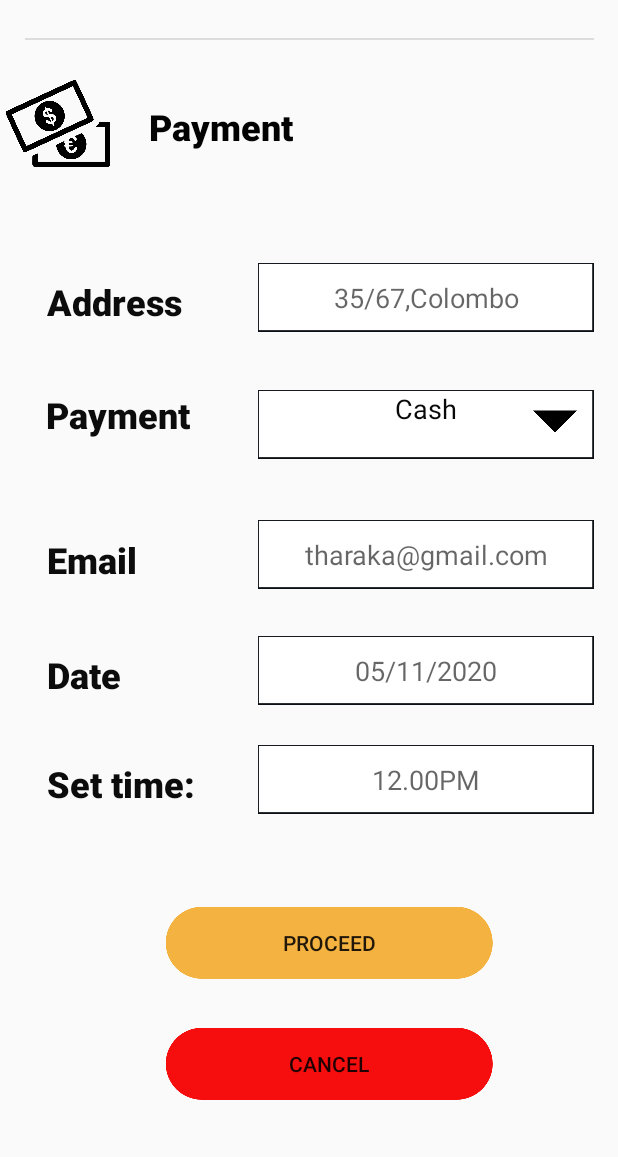
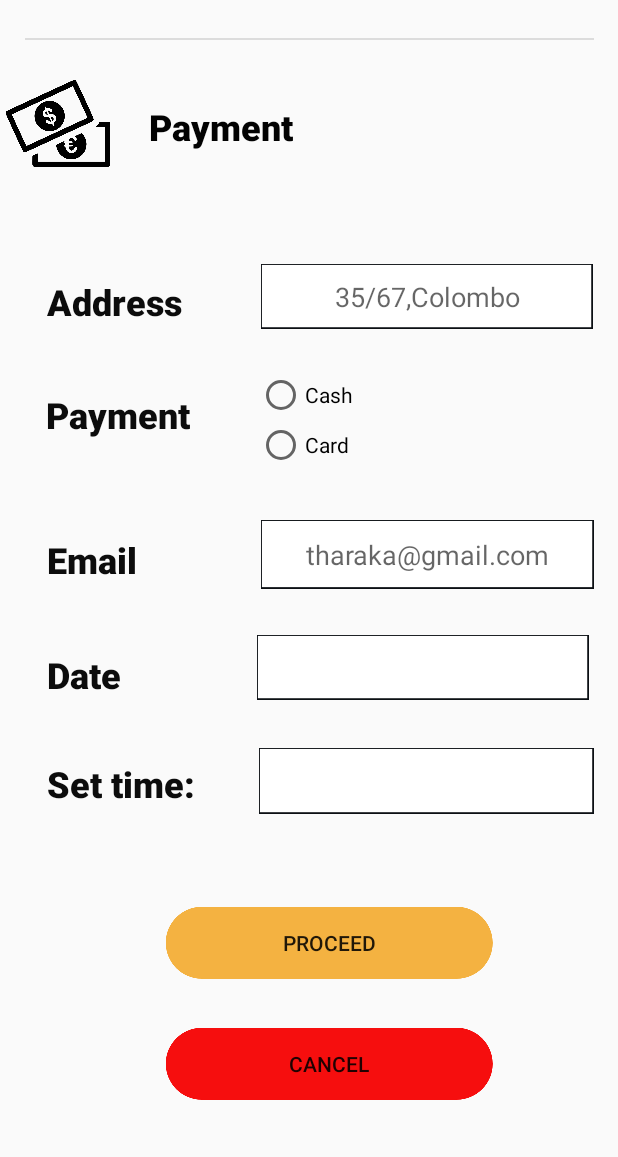
Before and after one commit to Minuli/Bon-Appetit, an Android app: the payment_one screen opened directly, with no data from a screen before it, on a phone screen of 412 x 824 dp, the part 79-1236 px from its top. Run offline under Robolectric (Android 15) with nearby library versions, the phone set to English and light mode, and no system bars; our stand-ins replace Firebase (no records; nobody signed in at launch, a user with empty details on screens opened directly).

Commit message:
payment added

```diff
--- a/app/src/main/java/com/example/bon_apetit/UserLoginPage.java
+++ b/app/src/main/java/com/example/bon_apetit/UserLoginPage.java
@@ -54,7 +54,7 @@ public class UserLoginPage extends AppCompatActivity {
                         public void onComplete(@NonNull Task<AuthResult> task) {
                             if (task.isSuccessful()) {
                                 Toast.makeText(getApplicationContext(),"Login Successfull",Toast.LENGTH_SHORT).show();
-                                Intent intent = new Intent(getApplicationContext(),FrontEndHome.class);
+                                Intent intent = new Intent(getApplicationContext(),payment_one.class);
                                 startActivity(intent);
                             }
                             else{
--- a/app/src/main/java/com/example/bon_apetit/payment_one.java
+++ b/app/src/main/java/com/example/bon_apetit/payment_one.java
@@ -1,14 +1,146 @@
 package com.example.bon_apetit;
 
+import androidx.annotation.NonNull;
 import androidx.appcompat.app.AppCompatActivity;
 
 import android.os.Bundle;
+import android.text.TextUtils;
+import android.view.View;
+import android.widget.Button;
+import android.widget.EditText;
+import android.widget.RadioButton;
+import android.widget.RadioGroup;
+import android.widget.Toast;
+
+import com.example.Models.Customer;
+import com.example.Models.Payment;
+import com.google.firebase.auth.FirebaseAuth;
+import com.google.firebase.auth.FirebaseUser;
+import com.google.firebase.database.DataSnapshot;
+import com.google.firebase.database.DatabaseError;
+import com.google.firebase.database.DatabaseReference;
+import com.google.firebase.database.FirebaseDatabase;
+import com.google.firebase.database.ValueEventListener;
 
 public class payment_one extends AppCompatActivity {
+    EditText address;
+    RadioGroup paymentmethod;
+    RadioButton cashorcard;
+
+    EditText email,date,time;
+    long maxid=0;
+    Button proceed,cancel;
+    FirebaseAuth fauth;
+    DatabaseReference db;
+
+
+
+
+
 
     @Override
     protected void onCreate(Bundle savedInstanceState) {
         super.onCreate(savedInstanceState);
         setContentView(R.layout.activity_payment_one);
+
+        address=findViewById(R.id.txtaddress);
+        email=findViewById(R.id.txtemail);
+        cashorcard=findViewById(R.id.radioCash);
+        date=findViewById(R.id.txtdate);
+        time=findViewById(R.id.txttime);
+        proceed=findViewById(R.id.btnproceed);
+        cancel=findViewById(R.id.btncancel);
+
+
+
+
+        final FirebaseUser user= FirebaseAuth.getInstance().getCurrentUser();
+
+        db= FirebaseDatabase.getInstance().getReference().child("Customer").child("123456789v");
+
+        db.addListenerForSingleValueEvent(new ValueEventListener() {
+            @Override
+            public void onDataChange(@NonNull DataSnapshot dataSnapshot) {
+                if(dataSnapshot.hasChildren()){
+                    Customer data = dataSnapshot.getValue(Customer.class);
+                    address.setText(dataSnapshot.child("address").getValue().toString());
+                    email.setText(dataSnapshot.child("email").getValue().toString());
+
+
+                }
+                else {
+                    Toast.makeText(getApplicationContext(),"Nothing to display",Toast.LENGTH_SHORT).show();
+                }
+            }
+
+            @Override
+            public void onCancelled(@NonNull DatabaseError error) {
+
+            }
+
+        });
+        db= FirebaseDatabase.getInstance().getReference().child("Payment");
+        fauth = FirebaseAuth.getInstance();
+        db.addValueEventListener(new ValueEventListener() {
+            @Override
+            public void onDataChange(@NonNull DataSnapshot dataSnapshot) {
+                if(dataSnapshot.exists()){
+                    maxid=(dataSnapshot.getChildrenCount());
+                }
+
+            }
+
+            @Override
+            public void onCancelled(@NonNull DatabaseError error) {
+
+            }
+        });
+
+
+        proceed.setOnClickListener(new View.OnClickListener() {
+
+            @Override
+            public void onClick(View view) {
+                Payment payment = new Payment();
+                db= FirebaseDatabase.getInstance().getReference().child("Payment");
+                try{
+
+
+                    if(TextUtils.isEmpty(address.getText().toString())){
+                        Toast.makeText(getApplicationContext(),"Please Enter Address",Toast.LENGTH_SHORT).show();
+                    }
+                    else if(TextUtils.isEmpty(email.getText().toString())){
+                        Toast.makeText(getApplicationContext(),"Please Enter Email",Toast.LENGTH_SHORT).show();
+                    }
+                    else if(TextUtils.isEmpty(date.getText().toString())){
+                        Toast.makeText(getApplicationContext(),"Please Enter Date",Toast.LENGTH_SHORT).show();
+                    }
+                    else if(TextUtils.isEmpty(time.getText().toString())){
+                        Toast.makeText(getApplicationContext(),"Please Enter Time",Toast.LENGTH_SHORT).show();
+                    }
+                    else if(TextUtils.isEmpty(cashorcard.getText().toString())){
+                        Toast.makeText(getApplicationContext(),"Please Enter Method",Toast.LENGTH_SHORT).show();
+                    }
+                    else {
+                        payment.setAddress(address.getText().toString().trim());
+                        payment.setEmail(email.getText().toString().trim());
+                        payment.setDate(date.getText().toString().trim());
+                        payment.setTime(time.getText().toString().trim());
+                        int radiobuttonid=paymentmethod.getCheckedRadioButtonId();
+                        cashorcard=(RadioButton) findViewById(radiobuttonid);
+                        payment.setMethod(cashorcard.getText().toString().trim());
+
+                        db.child(String.valueOf(maxid+1)).setValue(payment);
+
+
+                    }
+
+
+                }catch (Exception e){
+                    System.out.println(e.getMessage());
+                }
+            }
+        });
     }
+
 }
--- a/app/src/main/res/layout/activity_add_post.xml
+++ b/app/src/main/res/layout/activity_add_post.xml
@@ -185,7 +185,7 @@
         app:srcCompat="@drawable/upload" />
 
     <Button
-        android:id="@+id/button2"
+        android:id="@+id/btnproceed"
         android:layout_width="331dp"
         android:layout_height="160dp"
         android:background="#27FFC107"
--- a/app/src/main/res/layout/activity_mycart.xml
+++ b/app/src/main/res/layout/activity_mycart.xml
@@ -35,7 +35,7 @@
         app:layout_constraintVertical_bias="0.281" />
 
     <Button
-        android:id="@+id/button7"
+        android:id="@+id/btncheckout"
         android:layout_width="wrap_content"
         android:layout_height="wrap_content"
         android:layout_marginStart="32dp"
@@ -58,7 +58,7 @@
         app:layout_constraintVertical_bias="0.088" />
 
     <Button
-        android:id="@+id/button8"
+        android:id="@+id/btncancel"
         android:layout_width="wrap_content"
         android:layout_height="wrap_content"
         android:layout_marginStart="32dp"
--- a/app/src/main/res/layout/activity_payment_one.xml
+++ b/app/src/main/res/layout/activity_payment_one.xml
@@ -5,22 +5,6 @@
     android:layout_width="match_parent"
     android:layout_height="match_parent"
     tools:context=".payment_one">
-
-    <EditText
-        android:id="@+id/textView26"
-        android:layout_width="224dp"
-        android:layout_height="46dp"
-        android:background="@drawable/rectangletxtbox"
-        android:hint="@string/settime"
-        android:textAlignment="center"
-        android:textColor="#090909"
-        android:textSize="18sp"
-        app:layout_constraintBottom_toBottomOf="parent"
-        app:layout_constraintEnd_toEndOf="parent"
-        app:layout_constraintHorizontal_bias="0.914"
-        app:layout_constraintStart_toStartOf="parent"
-        app:layout_constraintTop_toTopOf="parent"
-        app:layout_constraintVertical_bias="0.706" />
 
     <TextView
         android:id="@+id/textView25"
@@ -53,24 +37,8 @@
         app:layout_constraintVertical_bias="0.618" />
 
     <EditText
-        android:id="@+id/textView24"
-        android:layout_width="224dp"
-        android:layout_height="46dp"
-        android:background="@drawable/rectangletxtbox"
-        android:hint="@string/date"
-        android:textAlignment="center"
-        android:textColor="#090909"
-        android:textSize="18sp"
-        app:layout_constraintBottom_toBottomOf="parent"
-        app:layout_constraintEnd_toEndOf="parent"
-        app:layout_constraintHorizontal_bias="0.914"
-        app:layout_constraintStart_toStartOf="parent"
-        app:layout_constraintTop_toTopOf="parent"
-        app:layout_constraintVertical_bias="0.613" />
-
-    <EditText
-        android:id="@+id/textView22"
-        android:layout_width="224dp"
+        android:id="@+id/txtemail"
+        android:layout_width="222dp"
         android:layout_height="46dp"
         android:background="@drawable/rectangletxtbox"
         android:hint="@string/email"
@@ -79,7 +47,7 @@
         android:textSize="18sp"
         app:layout_constraintBottom_toBottomOf="parent"
         app:layout_constraintEnd_toEndOf="parent"
-        app:layout_constraintHorizontal_bias="0.914"
+        app:layout_constraintHorizontal_bias="0.915"
         app:layout_constraintStart_toStartOf="parent"
         app:layout_constraintTop_toTopOf="parent"
         app:layout_constraintVertical_bias="0.513" />
@@ -98,22 +66,6 @@
         app:layout_constraintStart_toStartOf="parent"
         app:layout_constraintTop_toTopOf="parent"
         app:layout_constraintVertical_bias="0.52" />
-
-    <TextView
-        android:id="@+id/textView19"
-        android:layout_width="224dp"
-        android:layout_height="46dp"
-        android:background="@drawable/rectangletxtbox"
-        android:text="@string/cash"
-        android:textAlignment="center"
-        android:textColor="#090909"
-        android:textSize="18sp"
-        app:layout_constraintBottom_toBottomOf="parent"
-        app:layout_constraintEnd_toEndOf="parent"
-        app:layout_constraintHorizontal_bias="0.914"
-        app:layout_constraintStart_toStartOf="parent"
-        app:layout_constraintTop_toTopOf="parent"
-        app:layout_constraintVertical_bias="0.402" />
 
     <TextView
         android:id="@+id/textView14"
@@ -209,9 +161,9 @@
         app:layout_constraintVertical_bias="0.153" />
 
     <EditText
-        android:id="@+id/textView5"
-        android:layout_width="224dp"
-        android:layout_height="46dp"
+        android:id="@+id/txtaddress"
+        android:layout_width="221dp"
+        android:layout_height="43dp"
         android:background="@drawable/rectangletxtbox"
         android:hint="@string/address"
         android:textAlignment="center"
@@ -239,20 +191,8 @@
         app:layout_constraintTop_toTopOf="parent"
         app:layout_constraintVertical_bias="0.302" />
 
-    <ImageView
-        android:id="@+id/imageView7"
-        android:layout_width="29dp"
-        android:layout_height="178dp"
-        app:layout_constraintBottom_toBottomOf="parent"
-        app:layout_constraintEnd_toEndOf="parent"
-        app:layout_constraintHorizontal_bias="0.929"
-        app:layout_constraintStart_toStartOf="parent"
-        app:layout_constraintTop_toTopOf="parent"
-        app:layout_constraintVertical_bias="0.379"
-        app:srcCompat="@drawable/dropdown" />
-
     <Button
-        android:id="@+id/button2"
+        android:id="@+id/btnproceed"
         android:layout_width="wrap_content"
         android:layout_height="wrap_content"
         android:layout_marginEnd="16dp"
@@ -267,7 +207,7 @@
         app:layout_constraintVertical_bias="0.847" />
 
     <Button
-        android:id="@+id/button9"
+        android:id="@+id/btncancel"
         android:layout_width="wrap_content"
         android:layout_height="wrap_content"
         android:layout_marginEnd="16dp"
@@ -281,4 +221,70 @@
         app:layout_constraintTop_toTopOf="parent"
         app:layout_constraintVertical_bias="0.951" />
 
+
+
+    <EditText
+        android:id="@+id/txtdate"
+        android:layout_width="221dp"
+        android:layout_height="43dp"
+        android:background="@drawable/rectangletxtbox"
+        android:ems="10"
+        android:inputType="date"
+        app:layout_constraintBottom_toBottomOf="parent"
+        app:layout_constraintEnd_toEndOf="parent"
+        app:layout_constraintHorizontal_bias="0.898"
+        app:layout_constraintStart_toStartOf="parent"
+        app:layout_constraintTop_toTopOf="parent"
+        app:layout_constraintVertical_bias="0.61" />
+
+    <EditText
+        android:id="@+id/txttime"
+        android:layout_width="223dp"
+        android:layout_height="44dp"
+        android:background="@drawable/rectangletxtbox"
+        android:ems="10"
+        android:inputType="time"
+        app:layout_constraintBottom_toBottomOf="parent"
+        app:layout_constraintEnd_toEndOf="parent"
+        app:layout_constraintHorizontal_bias="0.914"
+        app:layout_constraintStart_toStartOf="parent"
+        app:layout_constraintTop_toTopOf="parent"
+        app:layout_constraintVertical_bias="0.707" />
+
+    <RadioGroup
+        android:layout_width="229dp"
+        android:layout_height="90dp"
+        app:layout_constraintBottom_toBottomOf="parent"
+        app:layout_constraintEnd_toEndOf="parent"
+        app:layout_constraintHorizontal_bias="0.939"
+        app:layout_constraintStart_toStartOf="parent"
+        app:layout_constraintTop_toTopOf="parent"
+        app:layout_constraintVertical_bias="0.408">
+
+        <RadioButton
+            android:id="@+id/radioCash"
+            android:layout_width="213dp"
+            android:layout_height="33dp"
+            android:text="@string/Cash"
+            app:layout_constraintBottom_toBottomOf="parent"
+            app:layout_constraintEnd_toEndOf="parent"
+            app:layout_constraintHorizontal_bias="0.863"
+            app:layout_constraintStart_toStartOf="parent"
+            app:layout_constraintTop_toTopOf="parent"
+            app:layout_constraintVertical_bias="0.382" />
+
+        <RadioButton
+            android:id="@+id/radioCard"
+            android:layout_width="213dp"
+            android:layout_height="33dp"
+            android:text="@string/Card"
+            app:layout_constraintBottom_toBottomOf="parent"
+            app:layout_constraintEnd_toEndOf="parent"
+            app:layout_constraintHorizontal_bias="0.863"
+            app:layout_constraintStart_toStartOf="parent"
+            app:layout_constraintTop_toTopOf="parent"
+            app:layout_constraintVertical_bias="0.434" />
+    </RadioGroup>
+
+
 </androidx.constraintlayout.widget.ConstraintLayout>
--- a/app/src/main/res/values/strings.xml
+++ b/app/src/main/res/values/strings.xml
@@ -186,4 +186,6 @@
     <string name="btn_back">Back</string>
     <string name="lbl_btn_update">Update</string>
     <string name="custnic">NIC</string>
+    <string name="Cash">Cash</string>
+    <string name="Card">Card</string>
 </resources>
```
Also changed, not shown: app/src/main/AndroidManifest.xml (+7 -2 lines), app/src/main/java/com/example/Models/Payment.java (added, +57 -0 lines), app/src/main/java/com/example/bon_apetit/customerRegistration.java (+3 -4 lines), app/src/main/java/com/example/bon_apetit/mycart.java (+21 -0 lines).
